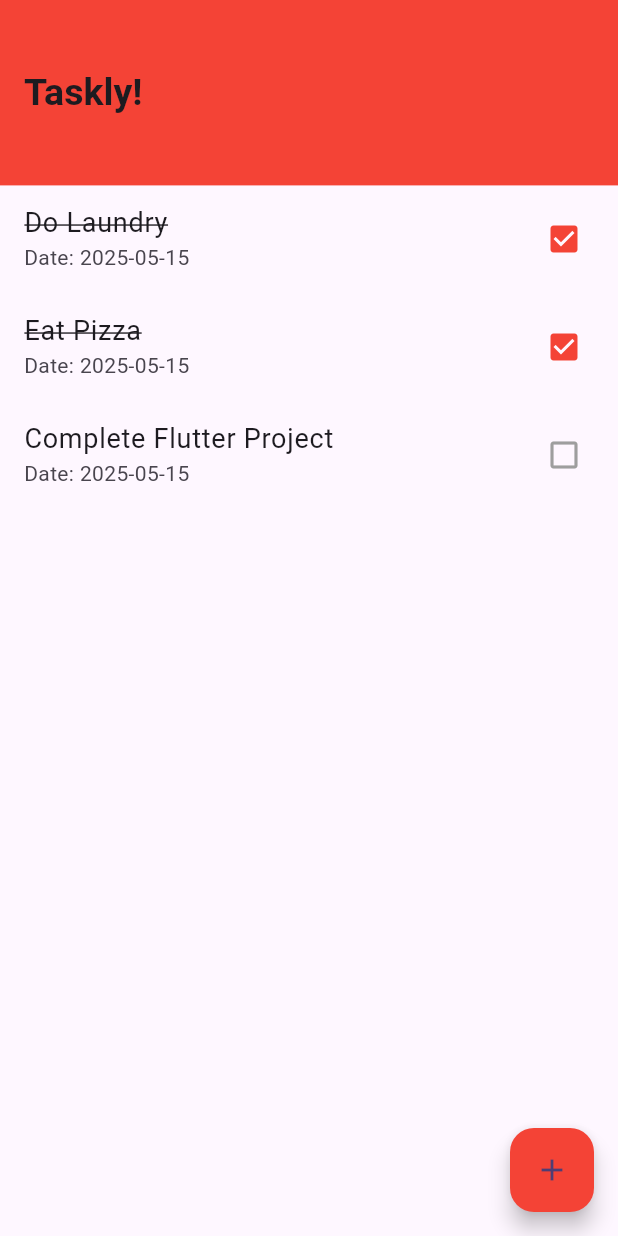
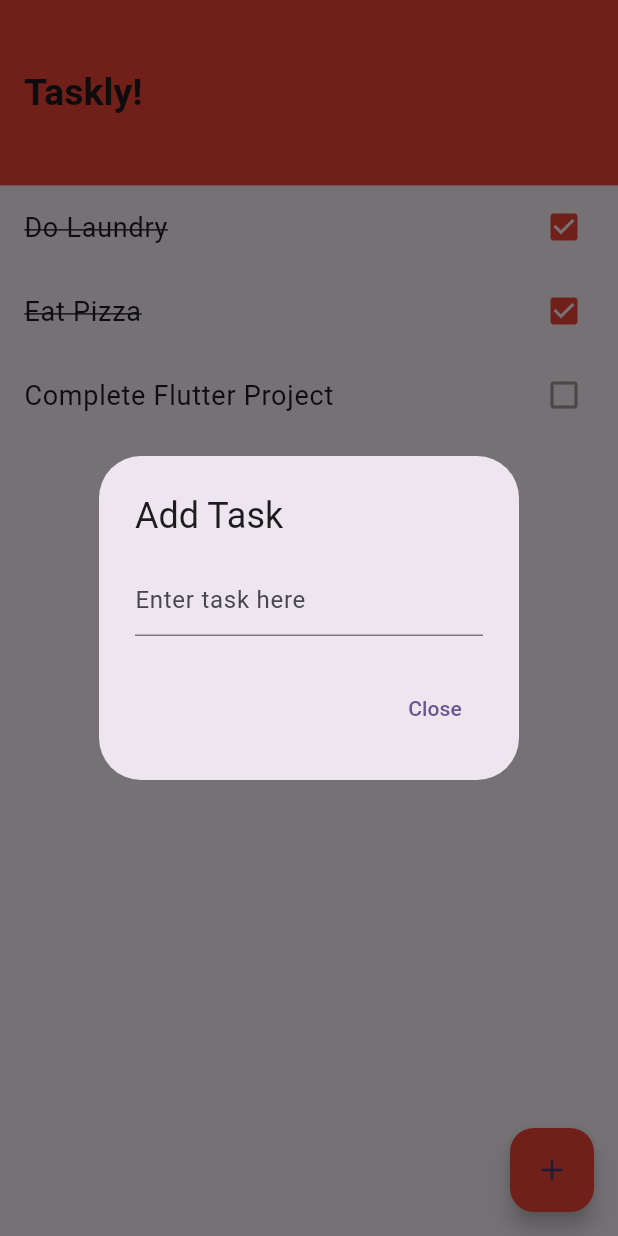
Before and after one commit to RANGIRA46/taskly_app, a Flutter app: the screen it shows after launch, after a tap on the "add" icon, on a phone screen of 412 x 824 dp. Run offline on Flutter 3.47's test engine with Material 3 defaults, Android fonts, the phone set to English and light mode, and no system bars; our stand-ins replace hive_flutter; accounts and stored records are empty.

Commit message:
added the setState and text field for button to add new task

```diff
--- a/lib/pages/home_page.dart
+++ b/lib/pages/home_page.dart
@@ -10,9 +10,7 @@ class HomePage extends StatefulWidget {
 class _HomePageState extends State<HomePage> {
   late double _deviceHeight, _deviceWidth;
 
-  // Use Dart's built-in DateTime for the current date
-  final String _currentDate =
-      "${DateTime.now().year}-${DateTime.now().month.toString().padLeft(2, '0')}-${DateTime.now().day.toString().padLeft(2, '0')}";
+  String? _newTaskContent; // For storing user input from the TextField
 
   // Example: List of tasks with completion status
   final List<Map<String, dynamic>> _tasks = [
@@ -55,19 +53,12 @@ class _HomePageState extends State<HomePage> {
               fontSize: 18,
             ),
           ),
-          subtitle: Text("Date: $_currentDate"), // Subtitle with current date
           trailing: Icon(
             task["completed"] ? Icons.check_box : Icons.check_box_outline_blank,
             color: task["completed"]
                 ? Colors.red
                 : Colors.grey, // Checkbox color changed to red for completed
           ),
-          onTap: () {
-            setState(() {
-              // Toggle the completion status of the task
-              task["completed"] = !task["completed"];
-            });
-          },
         );
       },
     );
@@ -75,11 +66,36 @@ class _HomePageState extends State<HomePage> {
 
   Widget _addTaskButton() {
     return FloatingActionButton(
-      onPressed: () {
-        // Action for adding a new task can go here
-      },
+      onPressed: _displayTaskPopup, // Display popup but won't add tasks
       child: const Icon(Icons.add),
       backgroundColor: Colors.red, // Set FloatingActionButton color to red
     );
   }
+
+  void _displayTaskPopup() {
+    showDialog(
+      context: context,
+      builder: (BuildContext context) {
+        return AlertDialog(
+          title: const Text("Add Task"),
+          content: TextField(
+            decoration: const InputDecoration(hintText: "Enter task here"),
+            onChanged: (_value) {
+              setState(() {
+                _newTaskContent = _value; // Update input value, but no action taken
+              });
+            },
+          ),
+          actions: [
+            TextButton(
+              child: const Text("Close"),
+              onPressed: () {
+                Navigator.of(context).pop(); // Close the dialog
+              },
+            ),
+          ],
+        );
+      },
+    );
+  }
 }
```
